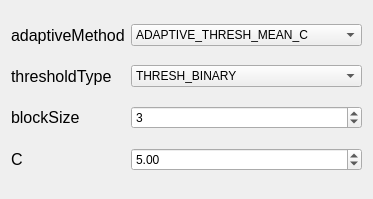
First picture: the form in contour/adaptivethreshold.ui, repository BugAngel/ImageProcessingTeachingSoftware, before the edit.
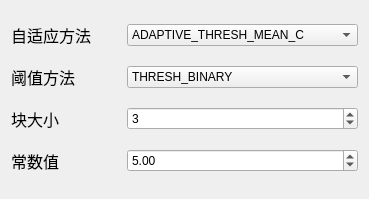
Second picture: the form after the edit.

```diff
--- a/contour/adaptivethreshold.ui
+++ b/contour/adaptivethreshold.ui
@@ -23,7 +23,7 @@
       </font>
      </property>
      <property name="text">
-      <string>adaptiveMethod</string>
+      <string>自适应方法</string>
      </property>
     </widget>
    </item>
@@ -50,7 +50,7 @@
       </font>
      </property>
      <property name="text">
-      <string>thresholdType</string>
+      <string>阈值方法</string>
      </property>
     </widget>
    </item>
@@ -77,7 +77,7 @@
       </font>
      </property>
      <property name="text">
-      <string>blockSize</string>
+      <string>块大小</string>
      </property>
     </widget>
    </item>
@@ -103,7 +103,7 @@
       </font>
      </property>
      <property name="text">
-      <string>C</string>
+      <string>常数值</string>
      </property>
     </widget>
    </item>
```
